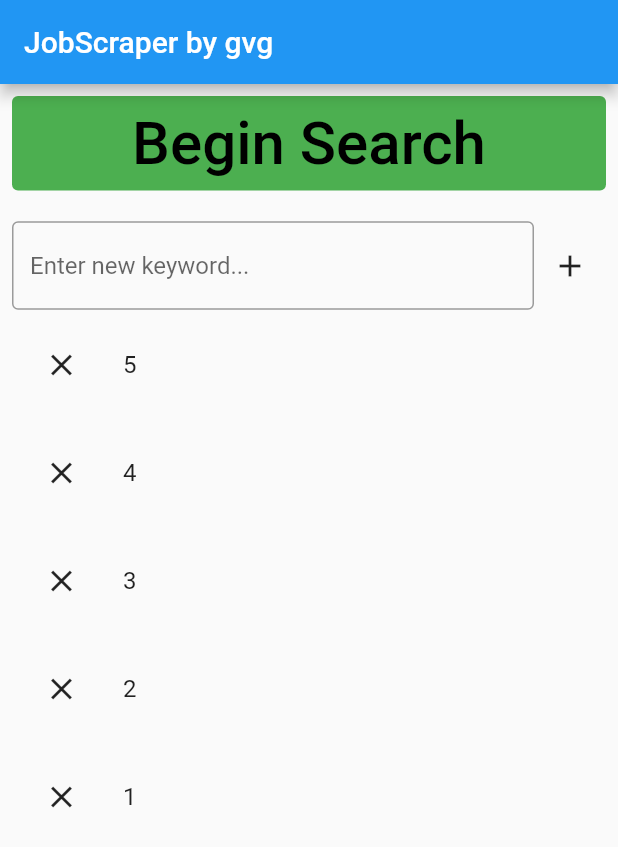
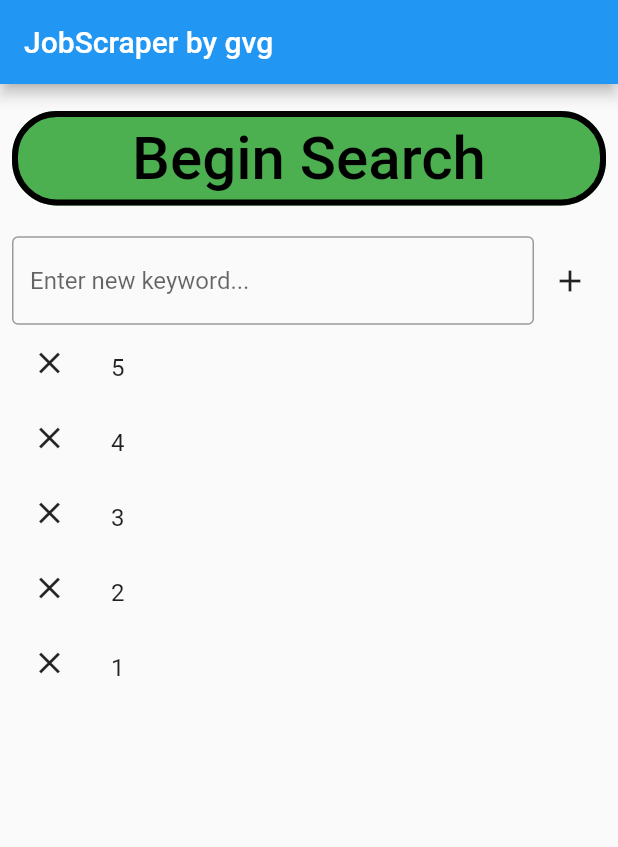
Before and after one commit to ClassyChameleon/gvg_job_scraper, a Flutter app: the screen it shows after launch, on a phone screen of 412 x 824 dp. Shown: the top 847 px of the screen. Run offline on Flutter 3.47's test engine with Material 2 defaults, Android fonts, the light colour scheme and no system bars.

Commit message:
Search button prettier, keywords centered better

```diff
--- a/lib/main.dart
+++ b/lib/main.dart
@@ -37,11 +37,19 @@
             mainAxisAlignment: MainAxisAlignment.center,
             crossAxisAlignment: CrossAxisAlignment.center,
             children: [
+              SizedBox(
+                height: 10,
+              ),
               TextButton(
                 onPressed: onPressed,
                 style: ButtonStyle(
                   backgroundColor:
                       MaterialStatePropertyAll<Color>(Colors.green),
+                  shape: MaterialStateProperty.all(
+                    RoundedRectangleBorder(
+                        borderRadius: BorderRadius.circular(30.0),
+                        side: BorderSide(color: Colors.black, width: 4.0)),
+                  ),
                 ),
                 child: Row(
                   mainAxisAlignment: MainAxisAlignment.center,
@@ -85,11 +93,11 @@
                 child: ListView.builder(
                   itemCount: keywords.length,
                   itemBuilder: (BuildContext context, int index) {
-                    return Padding(
-                      padding: const EdgeInsets.all(8.0),
-                      child: Row(
+                    return Row(
+                      crossAxisAlignment: CrossAxisAlignment.end,
                       children: [
                         SizedBox(
+                          height: 50,
                           width: 50,
                           child: IconButton(
                             onPressed: () {
@@ -101,15 +109,17 @@
                           ),
                         ),
                         SizedBox(
+                          height: 50,
                           width: 320,
                           child: ListTile(
                             title: Text(
                               keywords.elementAt(keywords.length - index - 1),
+                              maxLines: 3,
+                              overflow: TextOverflow.fade,
                             ),
                           ),
                         ),
                       ],
-                      ),
                     );
                   },
                 ),
```
Lines whose indentation alone changed are shown as unchanged.
